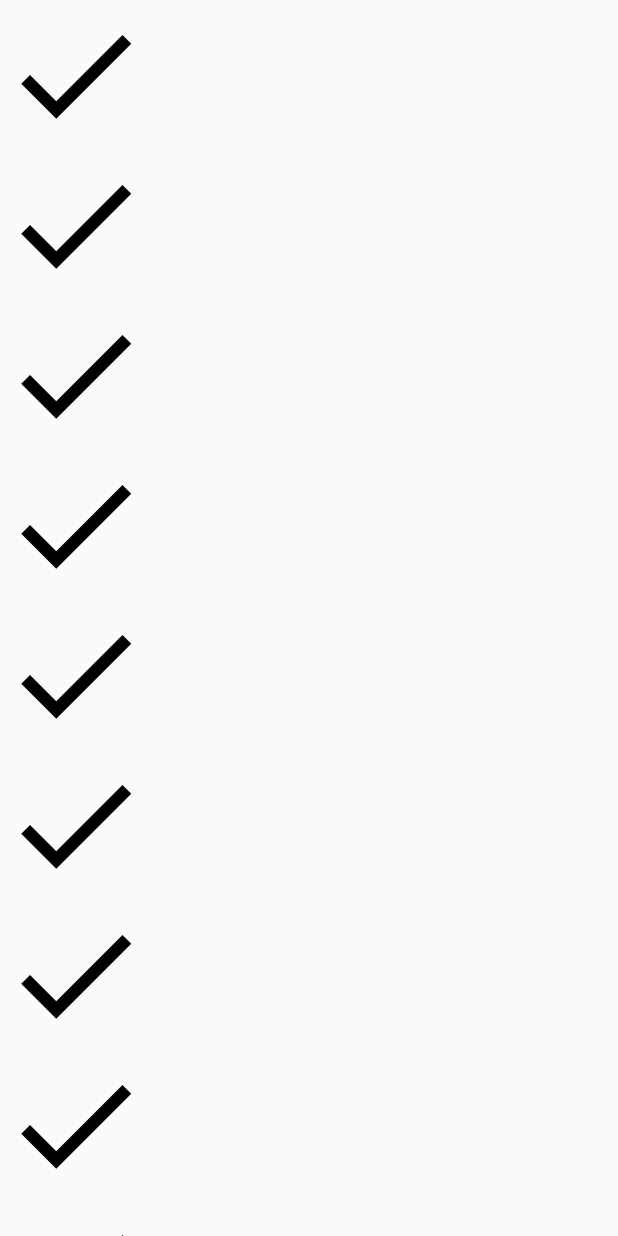
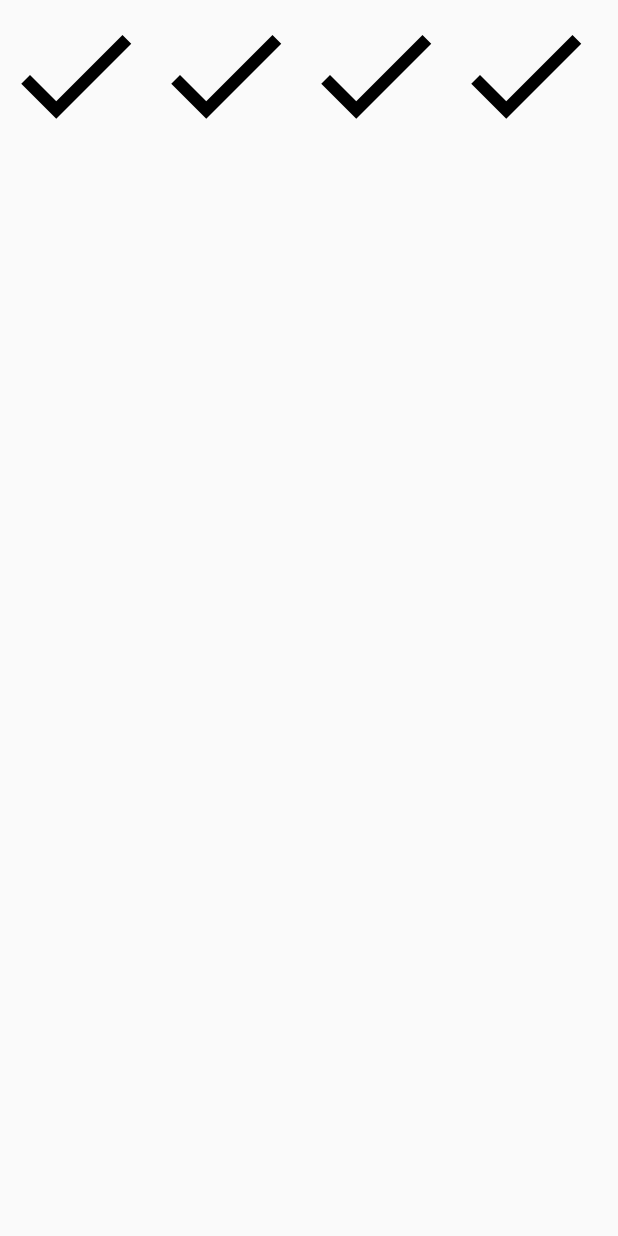
Before and after one commit to GrafVonTee/jetpack-compose-learning, an Android app built with Jetpack Compose: the screen it shows after launch (MainActivity), on a phone screen of 412 x 824 dp. Run offline under Robolectric (Android 15) with nearby library versions, the phone set to English and light mode, and no system bars.

Commit message:
LazyRow example

```diff
--- a/app/src/main/java/com/example/composecourse/MainActivity.kt
+++ b/app/src/main/java/com/example/composecourse/MainActivity.kt
@@ -15,6 +15,7 @@ import androidx.compose.foundation.layout.fillMaxWidth
 import androidx.compose.foundation.layout.padding
 import androidx.compose.foundation.layout.size
 import androidx.compose.foundation.lazy.LazyColumn
+import androidx.compose.foundation.lazy.LazyRow
 import androidx.compose.material.icons.Icons
 import androidx.compose.material.icons.filled.Add
 import androidx.compose.material.icons.filled.Done
@@ -45,7 +46,7 @@ class MainActivity : ComponentActivity() {
 
 @Composable
 fun Greeting(name: String) {
-    LazyColumn(modifier = Modifier.fillMaxSize()) {
+    LazyRow(modifier = Modifier.fillMaxSize()) {
         items(count = 10) { i ->
             Icon(
                 imageVector = Icons.Default.Done,
```
